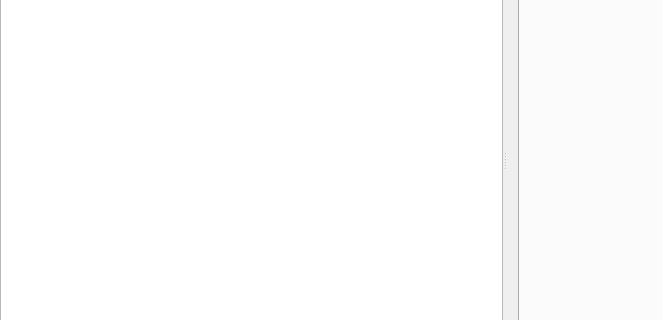
First picture: the form in src/widget/mainwindow.ui, repository mugiseyebrows/mugi-query, before the edit; both pictures show x 0 to 663 and y 147 to 467 of the 800 by 600 pixel window.
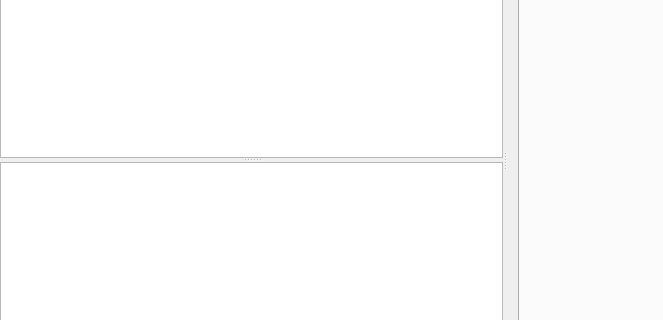
Second picture: the form after the edit.

The edit to the form file:
```diff
--- a/src/widget/mainwindow.ui
+++ b/src/widget/mainwindow.ui
@@ -32,10 +32,16 @@
       <property name="orientation">
        <enum>Qt::Horizontal</enum>
       </property>
-      <widget class="QTreeView" name="sessionTree">
-       <property name="contextMenuPolicy">
-        <enum>Qt::CustomContextMenu</enum>
+      <widget class="QSplitter" name="verticalSplitter">
+       <property name="orientation">
+        <enum>Qt::Vertical</enum>
        </property>
+       <widget class="QTreeView" name="sessionTree">
+        <property name="contextMenuPolicy">
+         <enum>Qt::CustomContextMenu</enum>
+        </property>
+       </widget>
+       <widget class="QTreeView" name="schemaTree"/>
       </widget>
       <widget class="QWidget" name="layoutWidget">
        <layout class="QVBoxLayout" name="verticalLayout">
```
Left out of the diff: 28 changed lines with no effect on the pictures.
